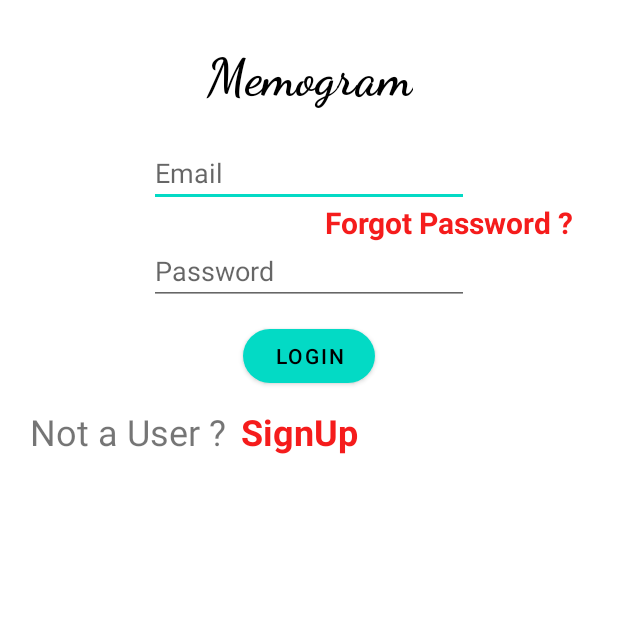
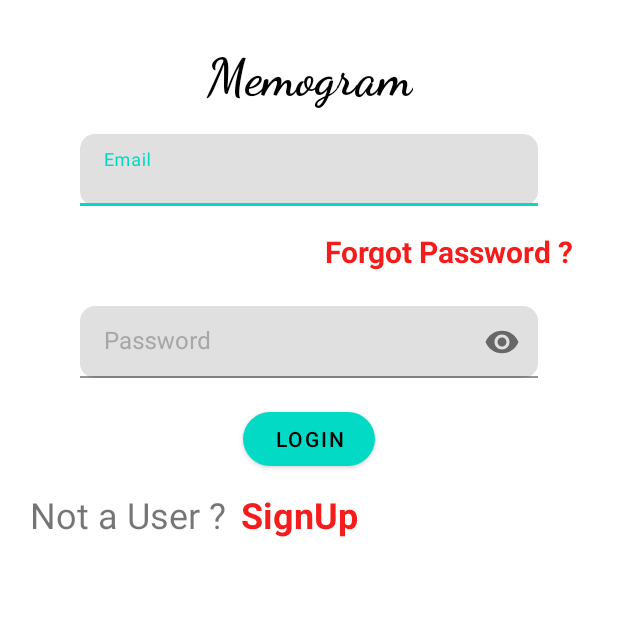
Before and after one commit to sandeep-prabhakula/MemeoGram, an Android app: the screen it shows after launch (Login), on a phone screen of 412 x 824 dp, the top half of it. Run offline under Robolectric (Android 15) with nearby library versions, the phone set to English and light mode, and no system bars; our stand-ins replace Firebase (no records; nobody signed in at launch, a user with empty details on screens opened directly).

Commit message:
bug fixes

```diff
--- a/app/src/main/AndroidManifest.xml
+++ b/app/src/main/AndroidManifest.xml
@@ -3,7 +3,7 @@
     package="com.example.memeshare">
 
     <uses-permission android:name="android.permission.INTERNET" />
-
+    <uses-permission android:name="android.permission.ACCESS_NETWORK_STATE"/>
     <application
         android:allowBackup="true"
         android:icon="@mipmap/ic_launcher"
--- a/app/src/main/java/com/example/memeshare/ExploreFragment.java
+++ b/app/src/main/java/com/example/memeshare/ExploreFragment.java
@@ -14,6 +14,7 @@ import androidx.recyclerview.widget.StaggeredGridLayoutManager;
 import android.view.LayoutInflater;
 import android.view.View;
 import android.view.ViewGroup;
+import android.widget.ProgressBar;
 
 import com.android.volley.NetworkError;
 import com.android.volley.Request;
@@ -32,6 +33,7 @@ public class ExploreFragment extends Fragment {
     RecyclerView staggeredGrid;
     List<ExploreModel>list;
     ExploreAdapter adapter;
+    ProgressBar explorePB;
     private final String meme_url = "https://meme-api.herokuapp.com/gimme/1050";
     public ExploreFragment() {
 
@@ -57,6 +59,7 @@ public class ExploreFragment extends Fragment {
     @Override
     public void onViewCreated(@NonNull View view, @Nullable Bundle savedInstanceState) {
         staggeredGrid = view.findViewById(R.id.staggeredgrid);
+        explorePB = view.findViewById(R.id.explorePb);
         list = new ArrayList<>();
         staggeredGrid.setLayoutManager(new StaggeredGridLayoutManager(3, LinearLayoutManager.VERTICAL));
         staggeredGrid.setHasFixedSize(true);
@@ -69,6 +72,7 @@ public class ExploreFragment extends Fragment {
         RequestQueue rq = Volley.newRequestQueue(getActivity());
         JsonObjectRequest jsonObjectRequest = new JsonObjectRequest(Request.Method.GET, meme_url, null, response -> {
             try {
+                explorePB.setVisibility(View.GONE);
                 JSONArray jsonArray = response.getJSONArray("memes");
                 for(int i=0;i<jsonArray.length();i++){
                     JSONObject obj = jsonArray.getJSONObject(i);
@@ -80,7 +84,7 @@ public class ExploreFragment extends Fragment {
             }
 
         }, error -> {
-
+            explorePB.setVisibility(View.GONE);
         });
         rq.add(jsonObjectRequest);
     }
--- a/app/src/main/java/com/example/memeshare/Login.java
+++ b/app/src/main/java/com/example/memeshare/Login.java
@@ -16,6 +16,7 @@ import com.google.android.gms.auth.api.signin.GoogleSignIn;
 import com.google.android.gms.auth.api.signin.GoogleSignInClient;
 import com.google.android.gms.auth.api.signin.GoogleSignInOptions;
 import com.google.android.gms.common.SignInButton;
+import com.google.android.material.textfield.TextInputEditText;
 import com.google.firebase.auth.FirebaseAuth;
 import com.google.firebase.auth.FirebaseUser;
 
@@ -27,8 +28,8 @@ public class Login extends AppCompatActivity {
         super.onCreate(savedInstanceState);
         Objects.requireNonNull(getSupportActionBar()).hide();
         setContentView(R.layout.activity_login);
-        EditText mail = findViewById(R.id.loginId);
-        EditText pass = findViewById(R.id.loginPassword);
+        TextInputEditText mail = findViewById(R.id.text_input_username);
+        TextInputEditText pass = findViewById(R.id.text_input_password);
         TextView forgot = findViewById(R.id.forgotPassword);
         forgot.setOnClickListener(v -> startActivity(new Intent(Login.this,ResetPassword.class)));
         Button login = findViewById(R.id.login);
--- a/app/src/main/res/layout/activity_login.xml
+++ b/app/src/main/res/layout/activity_login.xml
@@ -23,33 +23,77 @@
         app:layout_constraintRight_toRightOf="parent"
         app:layout_constraintTop_toTopOf="parent" />
 
-    <EditText
+    <com.google.android.material.textfield.TextInputLayout
         android:id="@+id/loginId"
-        android:layout_width="wrap_content"
-        android:layout_height="wrap_content"
-        android:layout_margin="10dp"
-        android:ems="10"
-        android:hint="@string/email"
-        android:inputType="textEmailAddress"
-        app:layout_constraintBottom_toTopOf="@id/loginPassword"
-        app:layout_constraintLeft_toLeftOf="parent"
-        app:layout_constraintRight_toRightOf="parent"
-        app:layout_constraintTop_toBottomOf="@id/title"
-        android:importantForAutofill="no" />
+        style="@style/Widget.MaterialComponents.TextInputLayout.FilledBox"
+        android:layout_width="0dp"
+        android:layout_height="61dp"
+        android:layout_marginStart="32dp"
+        android:layout_marginEnd="32dp"
+        android:background="@null"
+        android:padding="1dp"
+        android:textColorHint="#A8A6A6"
+        app:boxBackgroundMode="filled"
+        app:boxCornerRadiusBottomEnd="10dp"
+        app:boxCornerRadiusBottomStart="10dp"
+        app:boxCornerRadiusTopEnd="10dp"
+        app:boxCornerRadiusTopStart="10dp"
+        app:layout_constraintBottom_toTopOf="@id/forgotPassword"
+        app:layout_constraintEnd_toEndOf="parent"
+        app:layout_constraintHorizontal_bias="0.0"
+        app:layout_constraintStart_toStartOf="parent"
+        app:layout_constraintTop_toTopOf="parent"
+        app:layout_constraintVertical_bias="0.346">
 
-    <EditText
+        <com.google.android.material.textfield.TextInputEditText
+            android:id="@+id/text_input_username"
+            android:layout_width="match_parent"
+            android:layout_height="match_parent"
+            android:layout_marginTop="5dp"
+            android:layout_marginBottom="5dp"
+            android:background="@null"
+            android:hint="@string/email"
+            android:padding="10dp"
+            android:textColor="#000000"
+            android:textColorHint="#FFFEFE" />
+
+    </com.google.android.material.textfield.TextInputLayout>
+
+    <com.google.android.material.textfield.TextInputLayout
         android:id="@+id/loginPassword"
-        android:layout_width="wrap_content"
-        android:layout_height="wrap_content"
-        android:layout_margin="10dp"
-        android:ems="10"
-        android:hint="@string/password"
-        android:inputType="textPassword"
-        app:layout_constraintBottom_toTopOf="@id/login"
-        app:layout_constraintLeft_toLeftOf="parent"
-        app:layout_constraintRight_toRightOf="parent"
-        app:layout_constraintTop_toBottomOf="@id/loginId"
-        android:autofillHints="" />
+        style="@style/Widget.MaterialComponents.TextInputLayout.FilledBox"
+        android:layout_width="0dp"
+        android:layout_height="61dp"
+        android:layout_marginStart="32dp"
+        android:layout_marginTop="16dp"
+        android:layout_marginEnd="32dp"
+        android:background="@null"
+        android:padding="1dp"
+        android:textColorHint="#A8A6A6"
+        app:boxBackgroundMode="filled"
+        app:boxCornerRadiusBottomEnd="10dp"
+        app:boxCornerRadiusBottomStart="10dp"
+        app:boxCornerRadiusTopEnd="10dp"
+        app:boxCornerRadiusTopStart="10dp"
+        app:errorEnabled="true"
+        app:layout_constraintEnd_toEndOf="parent"
+        app:layout_constraintStart_toStartOf="parent"
+        app:layout_constraintTop_toBottomOf="@+id/forgotPassword"
+        app:passwordToggleEnabled="true">
+
+        <com.google.android.material.textfield.TextInputEditText
+            android:id="@+id/text_input_password"
+            android:layout_width="match_parent"
+            android:layout_height="match_parent"
+            android:layout_marginTop="5dp"
+            android:layout_marginBottom="5dp"
+            android:background="@null"
+            android:hint="@string/password"
+            android:inputType="textPassword"
+            android:padding="10dp"
+            android:textColor="#000000" />
+
+    </com.google.android.material.textfield.TextInputLayout>
 
     <Button
         android:id="@+id/login"
```
Also changed, not shown: app/src/main/java/com/example/memeshare/MainActivity.java (+40 -1 lines), app/src/main/java/com/example/memeshare/MainFragment.java (+9 -1 lines), app/src/main/res/layout/fragment_explore.xml (+7 -0 lines), app/src/main/res/layout/fragment_main.xml (+7 -0 lines).
